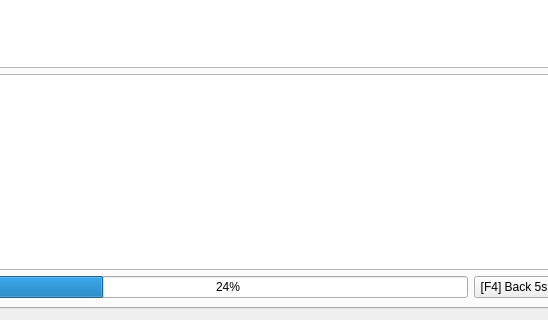
Qt form ui/EnglishPractice.ui (SuWeipeng/EnglishPractice) before a commit; both pictures show x 120 to 668 and y 376 to 696 of the 1040 by 696 pixel window.
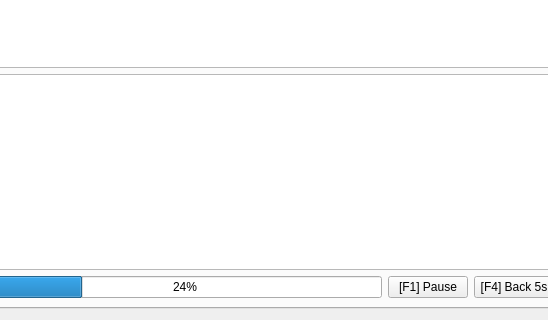
The same form after that commit. The open tabs and pages were chosen to show the change.

Commit message: Add Pause button for Auto Play Mode

```diff
--- a/ui/EnglishPractice.ui
+++ b/ui/EnglishPractice.ui
@@ -512,6 +512,19 @@
            </property>
           </widget>
          </item>
+         <item>
+          <widget class="QPushButton" name="pushButton_31">
+           <property name="enabled">
+            <bool>true</bool>
+           </property>
+           <property name="text">
+            <string>[F1] Pause</string>
+           </property>
+           <property name="shortcut">
+            <string>F1</string>
+           </property>
+          </widget>
+         </item>
          <item>
           <widget class="QPushButton" name="pushButton_14">
            <property name="text">
```
The commit also changes 1 other file.
